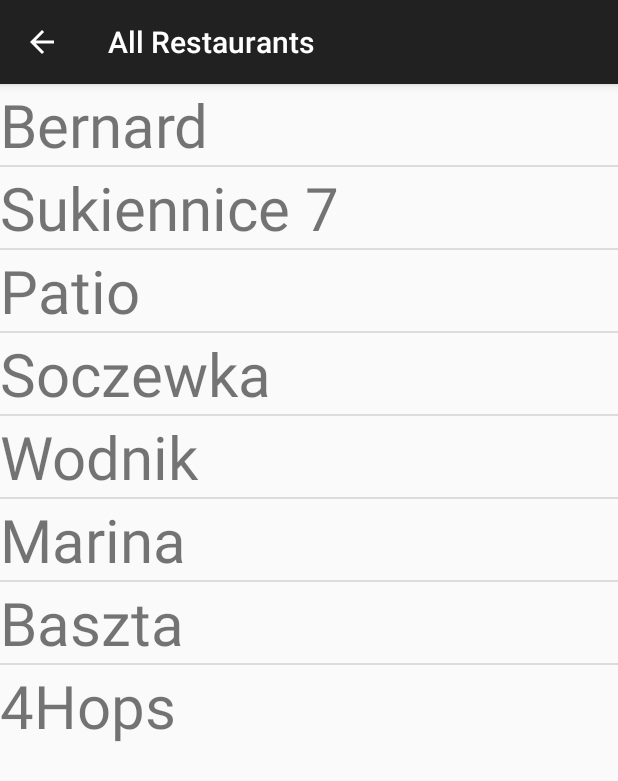
After one commit to Muchomor/LunchForToday, an Android app: the AllRestaurantsActivity screen opened directly, with no data from a screen before it, on a phone screen of 412 x 824 dp. The commit adds this screen. Shown: the top 781 px of the screen. Run offline under Robolectric (Android 15) with nearby library versions, the phone set to English and light mode, and no system bars.

Commit message:
such a stupid and ugly app

```diff
--- /dev/null
+++ b/app/src/main/java/pl/edu/pwr/lab4zimny/lunchfortoday/AllRestaurantsActivity.java
@@ -0,0 +1,59 @@
+package pl.edu.pwr.lab4zimny.lunchfortoday;
+
+import android.content.Intent;
+import android.net.Uri;
+import android.os.Bundle;
+import android.support.v7.app.AppCompatActivity;
+import android.view.View;
+import android.widget.AdapterView;
+import android.widget.ArrayAdapter;
+import android.widget.ListView;
+import java.util.ArrayList;
+import java.util.List;
+
+/**
+ * Created by KubaLaptop on 06.06.2017.
+ */
+
+public class AllRestaurantsActivity extends AppCompatActivity {
+
+    private ListView list;
+    private ArrayAdapter<String> adapter;
+    List<String> allRestaurants;
+    RestaurantHelper restaurantHelper;
+    Intent websiteIntent;
+
+    @Override
+    protected void onCreate(Bundle savedInstanceState) {
+        super.onCreate(savedInstanceState);
+        setContentView(R.layout.list_view);
+        restaurantHelper = new RestaurantHelper();
+        list = (ListView) findViewById(R.id.listView1);
+
+        makeListOfRestaurantsNames();
+
+        adapter = new ArrayAdapter<>(this, R.layout.row, allRestaurants);
+        list.setAdapter(adapter);
+
+        list.setOnItemClickListener(new AdapterView.OnItemClickListener() {
+            @Override
+            public void onItemClick(AdapterView<?> a, View v, int position,
+                                    long id) {
+                openWebsite(position);
+            }
+        });
+    }
+
+    public void makeListOfRestaurantsNames(){
+        allRestaurants = new ArrayList<>();
+        for (int i = 0; i < restaurantHelper.restaurants.size(); i++) {
+            allRestaurants.add(restaurantHelper.pickRestaurant(i).getName());
+        }
+    }
+
+    public void openWebsite(int position) {
+        Uri uriUrl = Uri.parse(restaurantHelper.pickRestaurant(position).getUrl());
+        websiteIntent = new Intent(Intent.ACTION_VIEW, uriUrl);
+        startActivity(websiteIntent);
+    }
+}
--- a/app/src/main/java/pl/edu/pwr/lab4zimny/lunchfortoday/HelpActivity.java
+++ b/app/src/main/java/pl/edu/pwr/lab4zimny/lunchfortoday/HelpActivity.java
@@ -1,13 +1,13 @@
 package pl.edu.pwr.lab4zimny.lunchfortoday;
 
-import android.app.Activity;
 import android.os.Bundle;
+import android.support.v7.app.AppCompatActivity;
 
 /**
  * Created by KubaLaptop on 06.06.2017.
  */
 
-public class HelpActivity extends Activity {
+public class HelpActivity extends AppCompatActivity {
 
     @Override
     protected void onCreate(Bundle savedInstanceState) {
--- a/app/src/main/java/pl/edu/pwr/lab4zimny/lunchfortoday/Restaurant.java
+++ b/app/src/main/java/pl/edu/pwr/lab4zimny/lunchfortoday/Restaurant.java
@@ -27,10 +27,6 @@ public class Restaurant {
         return url;
     }
 
-    public String getFacebookAddress() {
-        return facebookAddress;
-    }
-
     public String getFacebookPageURL(Context context) {
         PackageManager packageManager = context.getPackageManager();
         try {
@@ -41,7 +37,7 @@ public class Restaurant {
                 return "fb://page/" + "100002123557545"; //funny prank, opens BERNI
             }
         } catch (PackageManager.NameNotFoundException e) {
-            return facebookAddress; //normal web url
+            return facebookAddress;
         }
     }
 }
--- a/app/src/main/java/pl/edu/pwr/lab4zimny/lunchfortoday/RestaurantHelper.java
+++ b/app/src/main/java/pl/edu/pwr/lab4zimny/lunchfortoday/RestaurantHelper.java
@@ -1,7 +1,4 @@
 package pl.edu.pwr.lab4zimny.lunchfortoday;
-
-import android.content.Intent;
-import android.net.Uri;
 
 import java.util.ArrayList;
 
@@ -10,6 +7,7 @@ import java.util.ArrayList;
  */
 
 public class RestaurantHelper {
+
     public ArrayList<Restaurant> restaurants;
 
     public RestaurantHelper() {
@@ -24,6 +22,8 @@ public class RestaurantHelper {
         restaurants.add(new Restaurant("Soczewka","http://www.soczewka.wroclaw.pl/", "https://www.facebook.com/soczewkawroclaw/"));
         restaurants.add(new Restaurant("Wodnik","http://www.wodnik-hotel.pl/", "https://www.facebook.com/Hotel.RestauracjaWodnik/"));
         restaurants.add(new Restaurant("Marina","http://www.marina.wroc.pl/index/", "https://www.facebook.com/PrzystanMarina/"));
+        restaurants.add(new Restaurant("Baszta","http://www.baszta.wroclaw.pl", "https://www.facebook.com/basztaniedzwiadka/"));
+        restaurants.add(new Restaurant("4Hops","4hops.ontap.pl", "https://www.facebook.com/4hops/"));
     }
 
     public Restaurant pickRestaurant(int index){
--- /dev/null
+++ b/app/src/main/res/layout/list_view.xml
@@ -0,0 +1,16 @@
+<RelativeLayout xmlns:android="http://schemas.android.com/apk/res/android"
+    xmlns:tools="http://schemas.android.com/tools"
+    android:layout_width="match_parent"
+    android:layout_height="match_parent"
+    tools:context=".AllRestaurantsActivity" >
+
+    <ListView
+        android:id="@+id/listView1"
+        android:layout_width="match_parent"
+        android:layout_height="wrap_content"
+        android:layout_alignParentTop="true"
+        android:layout_centerHorizontal="true" >
+
+    </ListView>
+
+</RelativeLayout>
--- /dev/null
+++ b/app/src/main/res/layout/row.xml
@@ -0,0 +1,6 @@
+<TextView xmlns:android="http://schemas.android.com/apk/res/android"
+    android:id="@+id/Row"
+    android:layout_width="fill_parent"
+    android:layout_height="wrap_content"
+    android:textSize="40sp" >
+</TextView>
--- a/app/src/main/res/values/strings.xml
+++ b/app/src/main/res/values/strings.xml
@@ -1,3 +1,5 @@
 <resources>
     <string name="app_name">LunchForToday</string>
+    <string name="all_restaurants">All Restaurants</string>
+    <string name="help">Help</string>
 </resources>
```
Also changed, not shown: app/src/main/AndroidManifest.xml (+21 -0 lines), app/src/main/java/pl/edu/pwr/lab4zimny/lunchfortoday/MainActivity.java (+6 -7 lines), app/src/main/java/pl/edu/pwr/lab4zimny/lunchfortoday/ShakeDetector.java (+2 -8 lines).
